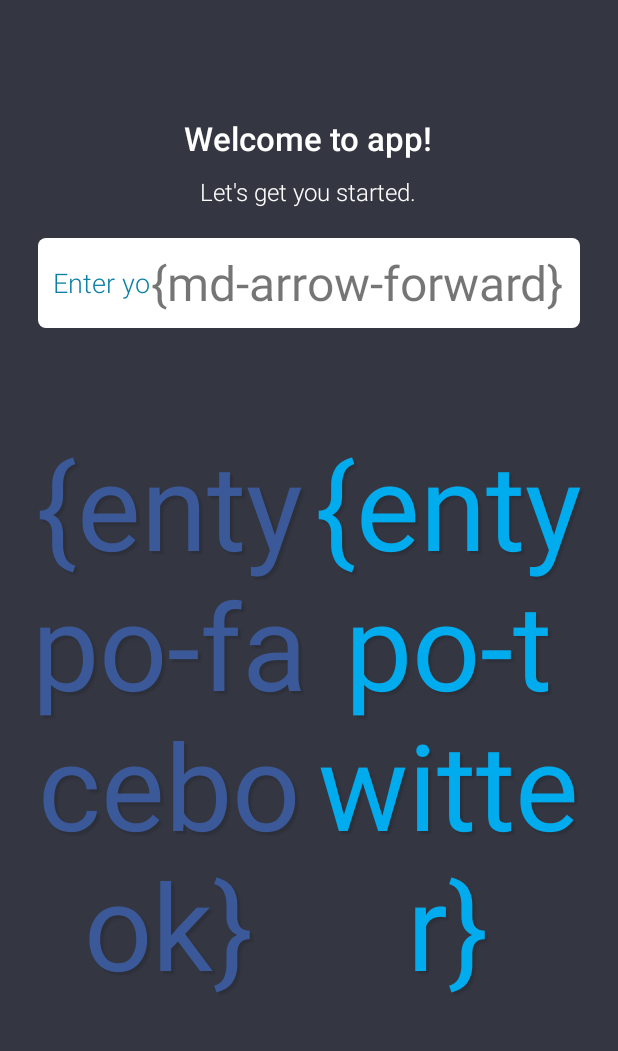
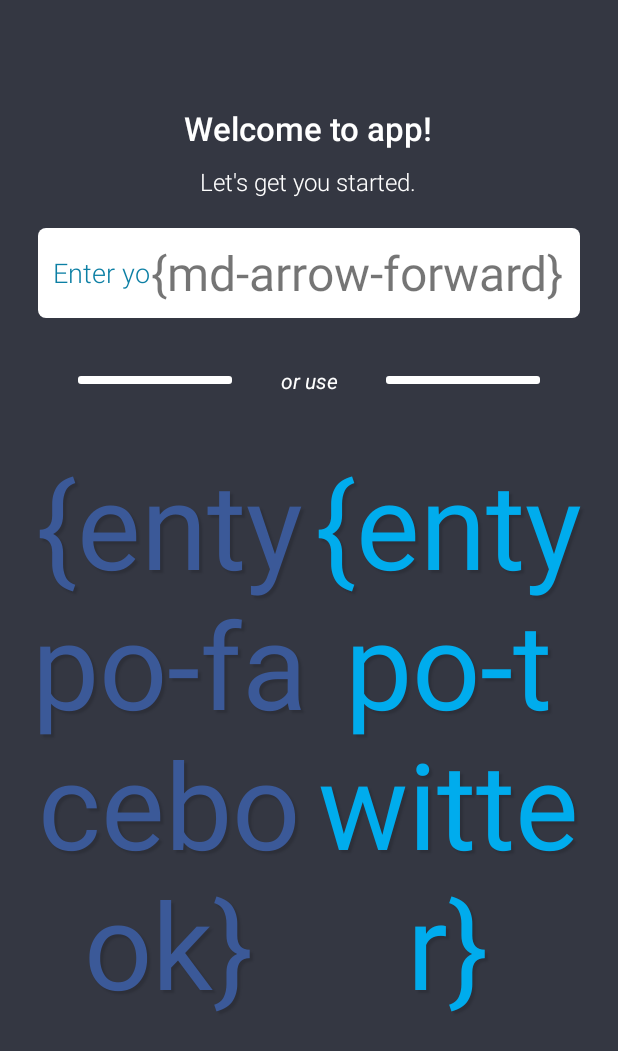
Before and after one commit to zismusicapp/musapp, an Android app: the layout singup_activity.xml on its own in the app's theme, with its tools: preview values and no code run, on a phone screen of 412 x 824 dp. Shown: the top 1051 px of the screen. Run offline under Robolectric (Android 15) with nearby library versions, the phone set to English and light mode, and no system bars; plain views replace IconTextView.

Commit message:
login page design

```diff
--- /dev/null
+++ b/app/src/main/res/drawable/line_horizontal.xml
@@ -0,0 +1,8 @@
+<rotate xmlns:android="http://schemas.android.com/apk/res/android">
+
+  <shape android:shape="rectangle">
+    <solid android:color="@android:color/white"/>
+    <corners android:radius="2dp"/>
+  </shape>
+
+</rotate>
--- a/app/src/main/res/layout/singup_activity.xml
+++ b/app/src/main/res/layout/singup_activity.xml
@@ -76,10 +76,45 @@
           android:text="{md-arrow-forward}"/>
 
     </RelativeLayout>
+
+    <LinearLayout
+        android:orientation="horizontal"
+        android:layout_width="match_parent"
+        android:layout_height="wrap_content"
+        android:layout_margin="32dp"
+        android:gravity="center"
+    >
+
+      <View
+          android:layout_width="match_parent"
+          android:layout_height="5dp"
+          android:background="@drawable/line_horizontal"
+          android:layout_weight="1"
+      />
+
+      <TextView
+          android:layout_width="match_parent"
+          android:layout_height="wrap_content"
+          android:text="or use"
+          android:textStyle="italic"
+          android:gravity="center"
+          android:layout_weight="1"
+          android:textColor="@android:color/white"
+      />
+
+      <View
+          android:layout_width="match_parent"
+          android:layout_height="5dp"
+          android:background="@drawable/line_horizontal"
+          android:layout_weight="1"
+      />
+
+
+    </LinearLayout>
+
     <LinearLayout
         android:layout_width="match_parent"
         android:layout_height="wrap_content"
-        android:paddingTop="64dp"
         android:gravity="center_horizontal"
     >
       <com.joanzapata.iconify.widget.IconTextView
```
